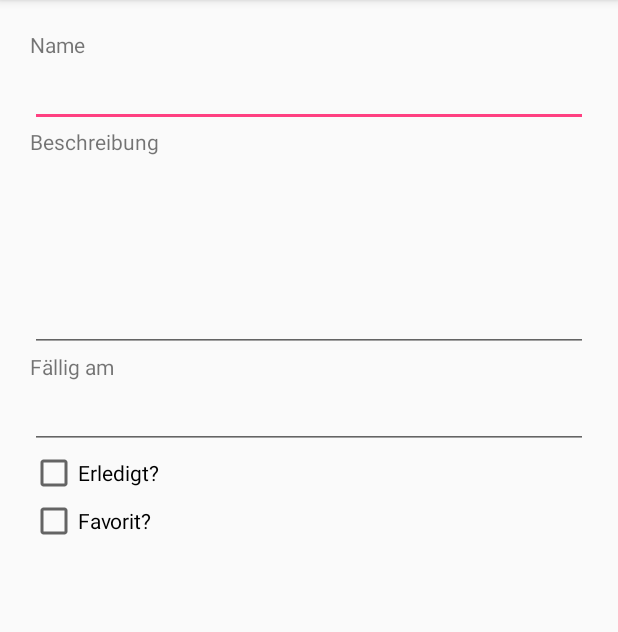
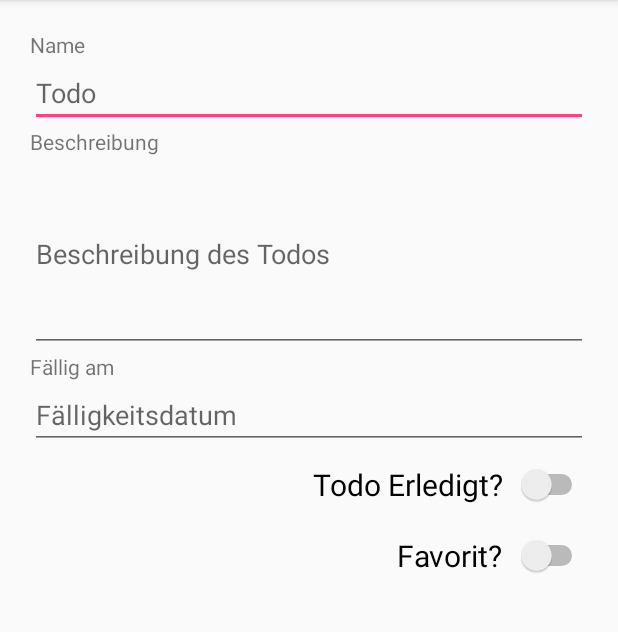
Before and after one commit to kfrank-vfh/todolist, an Android app: the TodoDetailActivity screen opened directly, with no data from a screen before it, on a phone screen of 412 x 824 dp, the part 84-716 px from its top. Run offline under Robolectric (Android 15) with nearby library versions, the phone set to English and light mode, and no system bars.

Commit message:
- Korrektur im LocalTodoItemCrudOperations - Anpassung des Layouts in der TodoDetailsActivity - Generierung von zufällen TodoItems für Testzwecke

```diff
--- a/app/src/main/res/layout/todo_detail_activity.xml
+++ b/app/src/main/res/layout/todo_detail_activity.xml
@@ -19,7 +19,8 @@
 
         <EditText
             android:layout_width="match_parent"
-            android:layout_height="wrap_content" />
+            android:layout_height="wrap_content"
+            android:hint="Todo"/>
 
         <TextView
             android:layout_width="match_parent"
@@ -29,7 +30,8 @@
         <EditText
             android:layout_width="match_parent"
             android:layout_height="wrap_content"
-            android:lines="5" />
+            android:lines="5"
+            android:hint="Beschreibung des Todos"/>
 
         <TextView
             android:layout_width="match_parent"
@@ -38,18 +40,31 @@
 
         <EditText
             android:layout_width="match_parent"
-            android:layout_height="wrap_content" />
+            android:layout_height="wrap_content"
+            android:hint="Fälligkeitsdatum"/>
 
-        <CheckBox
+        <Switch
             android:layout_width="match_parent"
-            android:layout_height="match_parent"
-            android:text="Erledigt?" />
+            android:layout_height="wrap_content"
+            android:text="Todo Erledigt?  "
+            android:textSize="20dp"
+            android:textAlignment="textEnd"
+            android:layout_gravity="end"
+            android:paddingTop="10dp"
+            android:paddingBottom="10dp"/>
 
-        <CheckBox
+        <!-- TODO durch TextView mit Stern Image ersetzen -->
+        <Switch
             android:layout_width="match_parent"
-            android:layout_height="match_parent"
-            android:text="Favorit?" />
+            android:layout_height="wrap_content"
+            android:text="Favorit?  "
+            android:textSize="20dp"
+            android:textAlignment="textEnd"
+            android:layout_gravity="end"
+            android:paddingTop="10dp"
+            android:paddingBottom="10dp"/>
 
+        <!-- TODO ListView mit den verknüpften Kontakten -->
     </LinearLayout>
 
 
```
Also changed, not shown: app/src/main/java/todolist/mad/vfh/kfrank/de/todolist/TodoListApplication.java (+43 -1 lines), app/src/main/java/todolist/mad/vfh/kfrank/de/todolist/operations/LocalTodoItemCrudOperations.java (+6 -4 lines).
